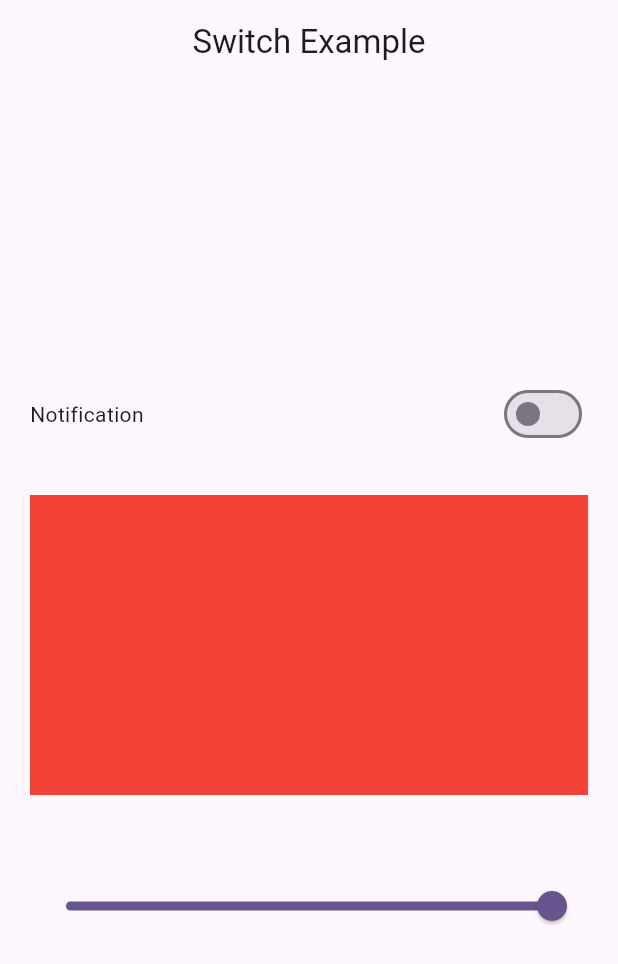
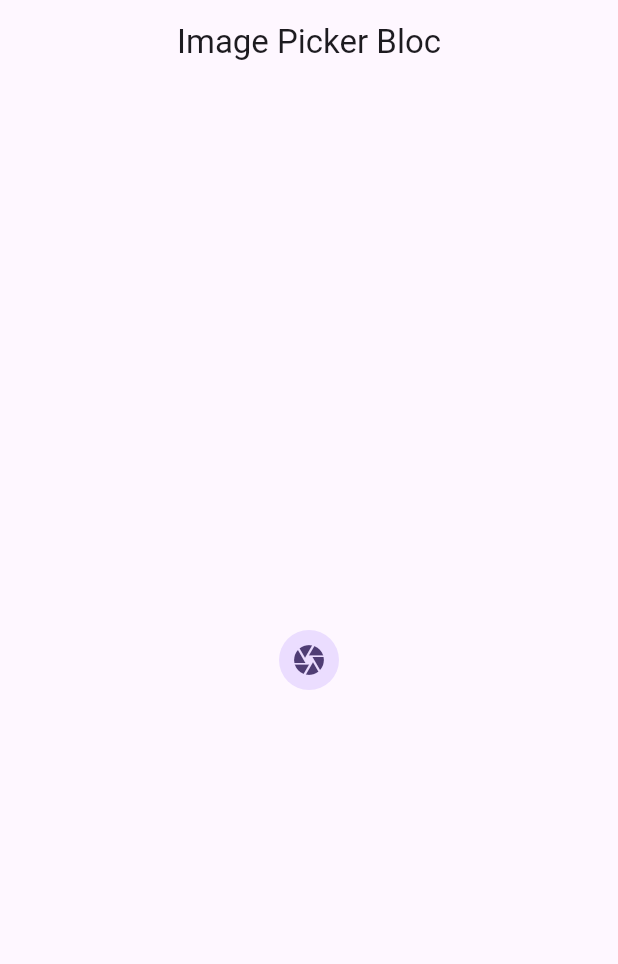
Before and after one commit to Saadali011/Flutter-Bloc, a Flutter app: the screen it shows after launch, on a phone screen of 412 x 824 dp. Shown: the top 964 px of the screen. Run offline on Flutter 3.47's test engine with Material 3 defaults, Android fonts, the phone set to English and light mode, and no system bars; our stand-ins replace bloc, equatable, flutter_bloc, image_picker.

Commit message:
Flutter Bloc Image_Picker => Capture Image From Camera => PickImage From Gallery

```diff
--- /dev/null
+++ b/lib/bloc/image_picker/image_picker_bloc.dart
@@ -0,0 +1,21 @@
+import 'package:bloc/bloc.dart';
+import 'package:practice_bloc/bloc/image_picker/image_picker_events.dart';
+import 'package:practice_bloc/bloc/image_picker/image_picker_states.dart';
+import 'package:practice_bloc/utils/image_picker_utils.dart';
+import 'package:image_picker/image_picker.dart';
+
+class ImagePickerBLoc extends Bloc<ImagePickerEvent , ImagePickerStates>{
+
+  final ImagePickerUtils imagePickerUtils;
+
+  ImagePickerBLoc(this.imagePickerUtils):super(const ImagePickerStates()){
+    on<CameraCapture>(cameraCapture);
+  }
+
+  void cameraCapture(CameraCapture event , Emitter<ImagePickerStates> states)async{
+    XFile? file = await imagePickerUtils.cameraCapture();
+    emit(state.copyWith(file:file));
+  }
+
+
+}
--- /dev/null
+++ b/lib/bloc/image_picker/image_picker_events.dart
@@ -0,0 +1,12 @@
+import 'package:equatable/equatable.dart';
+
+abstract class ImagePickerEvent extends Equatable{
+  const ImagePickerEvent();
+
+  @override
+  List<Object> get props => [];
+}
+
+class CameraCapture extends ImagePickerEvent{}
+
+class GalleryImagePicker extends ImagePickerEvent{}
--- /dev/null
+++ b/lib/bloc/image_picker/image_picker_states.dart
@@ -0,0 +1,17 @@
+import 'package:equatable/equatable.dart';
+import 'package:image_picker/image_picker.dart';
+
+class ImagePickerStates extends Equatable{
+  final XFile? file ;
+  const ImagePickerStates({this.file,});
+
+  ImagePickerStates copyWith({XFile? file}){
+    return ImagePickerStates(
+    file: file ?? this.file,
+    );
+  }
+
+  @override
+  List<Object?> get props => [file];
+
+}
--- a/lib/bloc/switch_example/switch_event.dart
+++ b/lib/bloc/switch_example/switch_event.dart
@@ -1,5 +1,3 @@
-import "package:equatable/equatable.dart";
-import "package:flutter/material.dart";
 
 abstract class SwitchEvents{
   SwitchEvents();
--- a/lib/main.dart
+++ b/lib/main.dart
@@ -1,9 +1,10 @@
 import 'package:flutter/material.dart';
 import 'package:flutter_bloc/flutter_bloc.dart';
 import 'package:practice_bloc/bloc/counter/counter_bloc.dart';
+import 'package:practice_bloc/bloc/image_picker/image_picker_bloc.dart';
 import 'package:practice_bloc/bloc/switch_example/switch_bloc.dart';
-import 'package:practice_bloc/ui/counter/counter_screen.dart';
-import 'package:practice_bloc/ui/switch_example/switch_example_screen.dart';
+import 'package:practice_bloc/ui/image_picker/image_picker_screen.dart';
+import 'package:practice_bloc/utils/image_picker_utils.dart';
 
 void main() {
   runApp(const MyApp());
@@ -18,6 +19,7 @@ class MyApp extends StatelessWidget {
       providers: [
         BlocProvider(create: (_) => CounterBloc(),),
         BlocProvider(create: (_) => SwitchBloc(),),
+        BlocProvider(create: (_) => ImagePickerBLoc(ImagePickerUtils())),
       ],
       child: MaterialApp(
         title: 'Flutter Demo',
@@ -26,7 +28,7 @@ class MyApp extends StatelessWidget {
           colorScheme: ColorScheme.fromSeed(seedColor: Colors.deepPurple),
           useMaterial3: true,
         ),
-        home: const SwitchExample(),
+        home: const ImagePickerScreen(),
       ),
     );
   }
--- /dev/null
+++ b/lib/ui/image_picker/image_picker_screen.dart
@@ -0,0 +1,44 @@
+import 'dart:io';
+
+import 'package:flutter/material.dart';
+import 'package:flutter_bloc/flutter_bloc.dart';
+import 'package:practice_bloc/bloc/image_picker/image_picker_bloc.dart';
+import 'package:practice_bloc/bloc/image_picker/image_picker_events.dart';
+import 'package:practice_bloc/bloc/image_picker/image_picker_states.dart';
+
+class ImagePickerScreen extends StatefulWidget {
+  const ImagePickerScreen({super.key});
+
+  @override
+  State<ImagePickerScreen> createState() => _ImagePickerScreenState();
+}
+
+class _ImagePickerScreenState extends State<ImagePickerScreen> {
+  @override
+  Widget build(BuildContext context) {
+    return Scaffold(
+      appBar: AppBar(
+        title:  Text("Image Picker Bloc"),
+        centerTitle: true,
+      ),
+      body: Center(
+        child: BlocBuilder<ImagePickerBLoc,ImagePickerStates>(
+          builder: (context,state){
+            if(state.file == null){
+              return InkWell(
+                onTap: (){
+                  context.read<ImagePickerBLoc>().add(CameraCapture());
+                },
+                child: CircleAvatar(
+                  child: Icon(Icons.camera),
+                ),
+              );
+            }else{
+              return Image.file(File(state.file!.path.toString())) ;
+            }
+          },
+        ),
+      ),
+    );
+  }
+}
--- /dev/null
+++ b/lib/utils/image_picker_utils.dart
@@ -0,0 +1,17 @@
+
+import 'package:image_picker/image_picker.dart';
+
+class ImagePickerUtils{
+  final ImagePicker _picker = ImagePicker();
+
+  Future<XFile?> cameraCapture()async{
+    final XFile? file = await _picker.pickImage(source: ImageSource.camera);
+    return file;
+  }
+
+  Future<XFile?> pickImageFromGallery()async{
+    final XFile? file = await _picker.pickImage(source: ImageSource.gallery);
+    return file;
+
+  }
+}
--- a/pubspec.yaml
+++ b/pubspec.yaml
@@ -38,6 +38,7 @@ dependencies:
   flutter_bloc: ^8.1.3
   bloc: ^8.1.2
   equatable: ^2.0.5
+  image_picker: ^1.1.2
 
 dev_dependencies:
   flutter_test:
```
Also changed, not shown: pubspec.lock, 6 other files.
